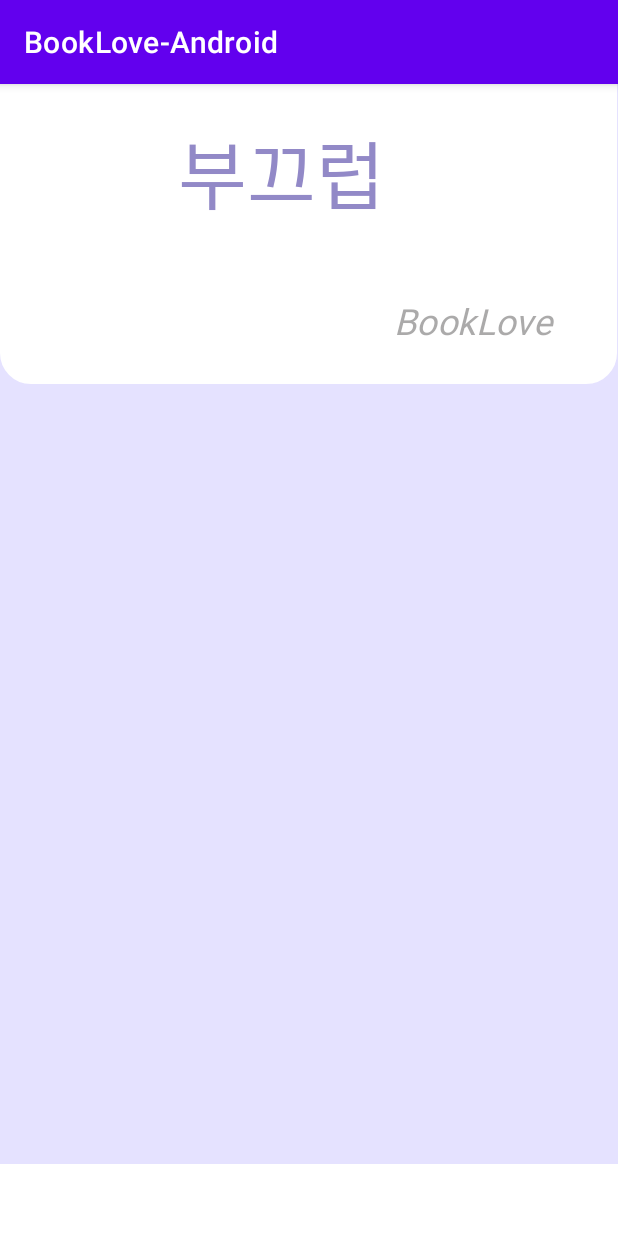
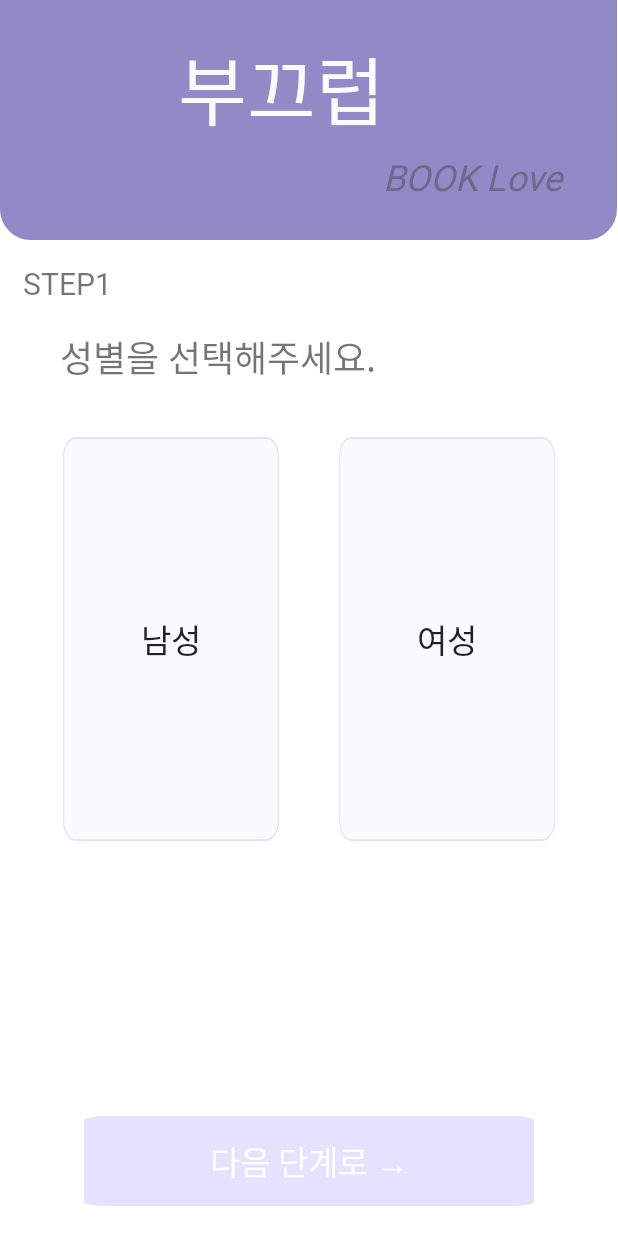
Before and after one commit to moonyy7012/Book_Love_Project, an Android app: the CollectActivity screen opened directly, with no data from a screen before it, on a phone screen of 412 x 824 dp. Run offline under Robolectric (Android 15) with nearby library versions, the phone set to English and light mode, and no system bars.

Commit message:
안드로이드 유저 정보 수집 UI 진행중

```diff
--- a/BookLoveAndroid/app/src/main/java/com/moon/booklove_android/activity/CollectActivity.kt
+++ b/BookLoveAndroid/app/src/main/java/com/moon/booklove_android/activity/CollectActivity.kt
@@ -2,7 +2,10 @@ package com.moon.booklove_android.activity
 
 import android.os.Bundle
 import androidx.appcompat.app.AppCompatActivity
+import com.google.android.material.tabs.TabLayoutMediator
+import com.moon.booklove_android.R
 import com.moon.booklove_android.databinding.ActivityCollectBinding
+import com.moon.booklove_android.fragment.CollectGenderFragment
 
 class CollectActivity : AppCompatActivity() {
 
@@ -10,6 +13,10 @@ class CollectActivity : AppCompatActivity() {
         super.onCreate(savedInstanceState)
         val binding = ActivityCollectBinding.inflate(layoutInflater)
         setContentView(binding.root)
+
+        val transaction = supportFragmentManager.beginTransaction().replace(R.id.frameLayout, CollectGenderFragment())
+        transaction.commit()
+
     }
 
 
--- /dev/null
+++ b/BookLoveAndroid/app/src/main/java/com/moon/booklove_android/fragment/CollectGenderFragment.kt
@@ -0,0 +1,29 @@
+package com.moon.booklove_android.fragment
+
+import android.os.Bundle
+import android.view.LayoutInflater
+import android.view.View
+import android.view.ViewGroup
+import androidx.fragment.app.Fragment
+import com.moon.booklove_android.databinding.FragmentCollectGenderBinding
+
+class CollectGenderFragment  : Fragment(){
+    private lateinit var binding: FragmentCollectGenderBinding
+
+    override fun onCreate(savedInstanceState: Bundle?) {
+        super.onCreate(savedInstanceState)
+    }
+
+    override fun onCreateView(
+        inflater: LayoutInflater, container: ViewGroup?,
+        savedInstanceState: Bundle?
+    ): View {
+        binding = FragmentCollectGenderBinding.inflate(inflater, container, false)
+        return binding.root
+    }
+
+    override fun onViewCreated(view: View, savedInstanceState: Bundle?) {
+        super.onViewCreated(view, savedInstanceState)
+
+    }
+}
--- /dev/null
+++ b/BookLoveAndroid/app/src/main/res/drawable-v24/dark_box_rectangle.xml
@@ -0,0 +1,47 @@
+<?xml version="1.0" encoding="utf-8"?>
+
+<vector
+xmlns:android="http://schemas.android.com/apk/res/android"
+xmlns:aapt="http://schemas.android.com/aapt"
+android:width="341dp"
+android:height="416dp"
+android:viewportWidth="341"
+android:viewportHeight="416"
+    >
+
+<group>
+
+    <clip-path
+        android:pathData="M20 0H321C332.046 0 341 8.95431 341 20V396C341 407.046 332.046 416 321 416H20C8.95431 416 0 407.046 0 396V20C0 8.95431 8.95431 0 20 0Z"
+        />
+
+    <group
+        android:translateX="1.447"
+        android:translateY="-0.125"
+        android:pivotX="170.5"
+        android:pivotY="208"
+        android:scaleX="3.781"
+        android:scaleY="3.781"
+        android:rotation="90"
+        >
+
+        <path
+            android:pathData="M0 0V416H341V0"
+            android:fillColor="@color/light_purple"
+            >
+
+
+
+        </path>
+
+    </group>
+
+    <path
+        android:pathData="M20 0H321C332.046 0 341 8.95431 341 20V396C341 407.046 332.046 416 321 416H20C8.95431 416 0 407.046 0 396V20C0 8.95431 8.95431 0 20 0Z"
+        android:strokeWidth="4"
+        android:strokeColor="@color/light_purple"
+        />
+
+</group>
+
+</vector>
--- /dev/null
+++ b/BookLoveAndroid/app/src/main/res/drawable-v24/light_box_rectangle.xml
@@ -0,0 +1,47 @@
+<?xml version="1.0" encoding="utf-8"?>
+
+<vector
+xmlns:android="http://schemas.android.com/apk/res/android"
+xmlns:aapt="http://schemas.android.com/aapt"
+android:width="341dp"
+android:height="416dp"
+android:viewportWidth="341"
+android:viewportHeight="416"
+    >
+
+<group>
+
+    <clip-path
+        android:pathData="M20 0H321C332.046 0 341 8.95431 341 20V396C341 407.046 332.046 416 321 416H20C8.95431 416 0 407.046 0 396V20C0 8.95431 8.95431 0 20 0Z"
+        />
+
+    <group
+        android:translateX="1.447"
+        android:translateY="-0.125"
+        android:pivotX="170.5"
+        android:pivotY="208"
+        android:scaleX="3.781"
+        android:scaleY="3.781"
+        android:rotation="90"
+        >
+
+        <path
+            android:pathData="M0 0V416H341V0"
+            android:fillColor="@color/dark_white"
+            >
+
+
+
+        </path>
+
+    </group>
+
+    <path
+        android:pathData="M20 0H321C332.046 0 341 8.95431 341 20V396C341 407.046 332.046 416 321 416H20C8.95431 416 0 407.046 0 396V20C0 8.95431 8.95431 0 20 0Z"
+        android:strokeWidth="4"
+        android:strokeColor="@color/light_purple"
+        />
+
+</group>
+
+</vector>
--- a/BookLoveAndroid/app/src/main/res/drawable-v24/selected_dot.xml
+++ b/BookLoveAndroid/app/src/main/res/drawable-v24/selected_dot.xml
@@ -6,7 +6,7 @@
             android:shape="ring"
             android:thickness="8dp"
             android:useLevel="false">
-            <solid android:color="@color/purple_200"/>
+            <solid android:color="@color/dark_purple"/>
         </shape>
     </item>
 </layer-list>
--- a/BookLoveAndroid/app/src/main/res/drawable/complete_rectangle.xml
+++ b/BookLoveAndroid/app/src/main/res/drawable/complete_rectangle.xml
@@ -25,8 +25,7 @@
             >
 
             <path
-                android:pathData="M0 0V64H277V0"
-                android:fillColor="#F0F1B3">
+                android:pathData="M0 0V64H277V0">
             </path>
 
         </group>
@@ -34,8 +33,8 @@
         <path
             android:pathData="M20 0H257C268.046 0 277 8.95431 277 20V44C277 55.0457 268.046 64 257 64H20C8.95431 64 0 55.0457 0 44V20C0 8.95431 8.95431 0 20 0Z"
             android:strokeWidth="4"
-            android:strokeColor="#9289C7"
-            android:fillColor="#9289C7"
+            android:strokeColor="@color/dark_purple"
+            android:fillColor="@color/dark_purple"
             />
 
     </group>
--- a/BookLoveAndroid/app/src/main/res/drawable/rectangle.xml
+++ b/BookLoveAndroid/app/src/main/res/drawable/rectangle.xml
@@ -38,7 +38,7 @@
             <path
                 android:pathData="M20 0H257C268.046 0 277 8.95431 277 20V44C277 55.0457 268.046 64 257 64H20C8.95431 64 0 55.0457 0 44V20C0 8.95431 8.95431 0 20 0Z"
                 android:strokeWidth="4"
-                android:strokeColor="#9289C7"
+                android:strokeColor="@color/dark_purple"
                 android:fillColor="#FFFFFF"
 
                 />
--- a/BookLoveAndroid/app/src/main/res/drawable/top_sheet_layout.xml
+++ b/BookLoveAndroid/app/src/main/res/drawable/top_sheet_layout.xml
@@ -2,11 +2,11 @@
 
 <shape xmlns:android="http://schemas.android.com/apk/res/android"
     android:shape="rectangle">
-    <solid android:color="#FFFFFF"/>
+    <solid android:color="@color/dark_purple"/>
     <corners android:bottomRightRadius="20dp"
         android:bottomLeftRadius="20dp"/>
     <stroke
         android:width="1dp"
-        android:color="#FFFFFF" />
+        android:color="@color/dark_purple" />
 
 </shape>
--- a/BookLoveAndroid/app/src/main/res/layout/activity_collect.xml
+++ b/BookLoveAndroid/app/src/main/res/layout/activity_collect.xml
@@ -4,13 +4,28 @@
     xmlns:tools="http://schemas.android.com/tools"
     android:layout_width="match_parent"
     android:layout_height="match_parent"
-    android:background="#E5E2FF"
     tools:context=".activity.CollectActivity">
+
+    <androidx.appcompat.widget.AppCompatButton
+        android:id="@+id/loginButton2"
+        android:layout_width="300dp"
+        android:layout_height="60dp"
+        android:layout_alignParentLeft="true"
+        android:layout_alignParentTop="true"
+        android:layout_marginBottom="20dp"
+        android:background="@drawable/dark_box_rectangle"
+        android:fontFamily="@font/kopubworld_dotum_medium"
+        android:text="@string/next_step"
+        android:textColor="@color/white"
+        android:textSize="22sp"
+        app:layout_constraintBottom_toBottomOf="parent"
+        app:layout_constraintEnd_toEndOf="parent"
+        app:layout_constraintStart_toStartOf="parent" />
 
     <RelativeLayout
         android:id="@+id/linearLayout2"
         android:layout_width="411dp"
-        android:layout_height="200dp"
+        android:layout_height="160dp"
         android:gravity="center"
         android:background="@drawable/top_sheet_layout"
         app:layout_constraintStart_toStartOf="parent"
@@ -24,8 +39,8 @@
             android:layout_marginLeft="112dp"
             android:fontFamily="@font/cafe24surround"
             android:gravity="center_horizontal|top"
-            android:text="부끄럽"
-            android:textColor="#9289C7"
+            android:text="@string/app_title_ko"
+            android:textColor="@color/dark_white"
             android:textSize="50sp"
             app:layout_constraintEnd_toEndOf="parent"
             app:layout_constraintHorizontal_bias="0.338"
@@ -39,11 +54,11 @@
             android:layout_below="@+id/some_id"
             android:layout_alignParentLeft="true"
             android:layout_marginLeft="219dp"
-            android:layout_marginTop="45dp"
+            android:layout_marginTop="5dp"
             android:fontFamily="@font/cafe24surround"
             android:gravity="center_horizontal|top"
-            android:text="BookLove"
-            android:textColor="#72434040"
+            android:text="@string/app_title"
+            android:textColor="@color/gray"
             android:textSize="24sp"
             android:textStyle="italic"
             app:layout_constraintEnd_toEndOf="parent"
@@ -54,23 +69,17 @@
 
     </RelativeLayout>
 
-    <androidx.viewpager.widget.ViewPager
-        android:id="@+id/photos_viewpager"
+
+    <FrameLayout
+        android:id="@+id/frameLayout"
         android:layout_width="match_parent"
-        android:layout_height="0dp"
-        app:layout_constraintBottom_toBottomOf="parent"
+        android:layout_height="460dp"
         app:layout_constraintEnd_toEndOf="parent"
         app:layout_constraintHorizontal_bias="0.0"
         app:layout_constraintStart_toStartOf="parent"
         app:layout_constraintTop_toBottomOf="@+id/linearLayout2">
 
-        <com.google.android.material.tabs.TabLayout
-            android:layout_width="match_parent"
-            android:layout_height="wrap_content"
-            android:layout_gravity="bottom"
-            app:tabBackground="@drawable/tab_selector"
-            app:tabGravity="center"
-            app:tabIndicatorHeight="0dp" />
-    </androidx.viewpager.widget.ViewPager>
+
+    </FrameLayout>
 
 </androidx.constraintlayout.widget.ConstraintLayout>
--- a/BookLoveAndroid/app/src/main/res/layout/activity_login.xml
+++ b/BookLoveAndroid/app/src/main/res/layout/activity_login.xml
@@ -4,7 +4,7 @@
     xmlns:tools="http://schemas.android.com/tools"
     android:layout_width="match_parent"
     android:layout_height="match_parent"
-    android:background="#FBFBFF"
+    android:background="@color/dark_white"
     tools:context=".activity.LoginActivity">
 
 
@@ -17,8 +17,8 @@
         android:layout_marginTop="40dp"
         android:fontFamily="@font/cafe24surround"
         android:gravity="center_horizontal|top"
-        android:text="BookLove"
-        android:textColor="#72434040"
+        android:text="@string/app_title"
+        android:textColor="@color/gray"
         android:textSize="24sp"
         android:textStyle="italic"
         app:layout_constraintEnd_toEndOf="parent"
@@ -32,11 +32,11 @@
         android:layout_height="wrap_content"
         android:layout_alignParentLeft="true"
         android:layout_alignParentTop="true"
-        android:layout_marginTop="120dp"
+        android:layout_marginTop="100dp"
         android:fontFamily="@font/cafe24surround"
         android:gravity="center_horizontal|top"
-        android:text="부끄럽"
-        android:textColor="#9289C7"
+        android:text="@string/app_title_ko"
+        android:textColor="@color/dark_purple"
         android:textSize="50sp"
         app:layout_constraintEnd_toEndOf="parent"
         app:layout_constraintHorizontal_bias="0.338"
@@ -55,7 +55,7 @@
         android:background="@drawable/rectangle"
         android:fontFamily="@font/kopubworld_dotum_medium"
         android:hint="   아이디"
-        android:textColorHint="#9289C7"
+        android:textColorHint="@color/dark_purple"
         android:textSize="20sp"
         app:layout_constraintEnd_toEndOf="parent"
         app:layout_constraintStart_toStartOf="parent"
@@ -73,7 +73,7 @@
         android:background="@drawable/rectangle"
         android:fontFamily="@font/kopubworld_dotum_medium"
         android:hint="   비밀번호"
-        android:textColorHint="#9289C7"
+        android:textColorHint="@color/dark_purple"
         android:textSize="20sp"
         app:layout_constraintEnd_toEndOf="parent"
         app:layout_constraintHorizontal_bias="0.504"
@@ -88,7 +88,7 @@
         android:layout_alignParentTop="true"
         android:layout_marginTop="15dp"
         android:background="@drawable/complete_rectangle"
-        android:text="로그인"
+        android:text="@string/logIn"
         android:textColor="#FFFFFF"
         android:textSize="22sp"
         android:fontFamily="@font/kopubworld_dotum_medium"
@@ -134,7 +134,7 @@
             android:layout_height="wrap_content"
             android:layout_marginHorizontal="30dp"
             android:fontFamily="@font/kopubworld_dotum_bold"
-            android:text="소셜 로그인"
+            android:text="@string/socialLogIn"
             android:textSize="15sp" />
 
         <View
--- /dev/null
+++ b/BookLoveAndroid/app/src/main/res/layout/fragment_collect_gender.xml
@@ -0,0 +1,71 @@
+<?xml version="1.0" encoding="utf-8"?>
+<androidx.constraintlayout.widget.ConstraintLayout xmlns:android="http://schemas.android.com/apk/res/android"
+    xmlns:app="http://schemas.android.com/apk/res-auto"
+    xmlns:tools="http://schemas.android.com/tools"
+    android:layout_width="match_parent"
+    android:layout_height="match_parent"
+    android:background="@color/white">
+
+
+    <TextView
+        android:id="@+id/textView5"
+        android:layout_width="wrap_content"
+        android:layout_height="wrap_content"
+        android:layout_marginStart="15dp"
+        android:layout_marginTop="15dp"
+        android:fontFamily="@font/cafe24surround"
+        android:text="@string/step1"
+        android:textSize="20sp"
+        app:layout_constraintStart_toStartOf="parent"
+        app:layout_constraintTop_toTopOf="parent" />
+
+    <TextView
+        android:id="@+id/textView3"
+        android:layout_width="wrap_content"
+        android:layout_height="wrap_content"
+        android:layout_marginStart="40dp"
+        android:layout_marginTop="60dp"
+        android:fontFamily="@font/kopubworld_dotum_bold"
+        android:text="@string/guide_gender"
+        android:textSize="24sp"
+        app:layout_constraintStart_toStartOf="parent"
+        app:layout_constraintTop_toTopOf="parent" />
+
+    <LinearLayout
+        android:id="@+id/linearLayout"
+        android:layout_width="match_parent"
+        android:layout_height="300dp"
+        android:layout_marginTop="20dp"
+        android:gravity="center"
+        app:layout_constraintStart_toStartOf="parent"
+        app:layout_constraintTop_toBottomOf="@+id/textView3">
+
+        <androidx.appcompat.widget.AppCompatButton
+            android:id="@+id/maleButton"
+            android:layout_width="144dp"
+            android:layout_height="269dp"
+            android:layout_alignParentLeft="true"
+            android:layout_alignParentTop="true"
+            android:layout_marginHorizontal="20dp"
+            android:background="@drawable/light_box_rectangle"
+            android:fontFamily="@font/kopubworld_dotum_medium"
+            android:text="@string/male"
+            android:textSize="22sp"
+            tools:layout_editor_absoluteX="40dp"
+            tools:layout_editor_absoluteY="231dp" />
+
+        <androidx.appcompat.widget.AppCompatButton
+            android:id="@+id/femaleButton"
+            android:layout_width="144dp"
+            android:layout_height="269dp"
+            android:layout_alignParentLeft="true"
+            android:layout_alignParentTop="true"
+            android:layout_marginHorizontal="20dp"
+            android:background="@drawable/light_box_rectangle"
+            android:fontFamily="@font/kopubworld_dotum_medium"
+            android:text="@string/female"
+            android:textSize="22sp"
+            tools:layout_editor_absoluteX="40dp"
+            tools:layout_editor_absoluteY="231dp" />
+    </LinearLayout>
+</androidx.constraintlayout.widget.ConstraintLayout>
--- a/BookLoveAndroid/app/src/main/res/values-night/themes.xml
+++ b/BookLoveAndroid/app/src/main/res/values-night/themes.xml
@@ -2,12 +2,8 @@
     <!-- Base application theme. -->
     <style name="Theme.BookLoveAndroid" parent="Theme.MaterialComponents.DayNight.DarkActionBar">
         <!-- Primary brand color. -->
-        <item name="colorPrimary">@color/purple_200</item>
-        <item name="colorPrimaryVariant">@color/purple_700</item>
         <item name="colorOnPrimary">@color/black</item>
         <!-- Secondary brand color. -->
-        <item name="colorSecondary">@color/teal_200</item>
-        <item name="colorSecondaryVariant">@color/teal_200</item>
         <item name="colorOnSecondary">@color/black</item>
         <!-- Status bar color. -->
         <item name="android:statusBarColor" tools:targetApi="l">?attr/colorPrimaryVariant</item>
--- a/BookLoveAndroid/app/src/main/res/values/colors.xml
+++ b/BookLoveAndroid/app/src/main/res/values/colors.xml
@@ -1,10 +1,10 @@
 <?xml version="1.0" encoding="utf-8"?>
 <resources>
-    <color name="purple_200">#FFBB86FC</color>
-    <color name="purple_500">#FF6200EE</color>
-    <color name="purple_700">#FF3700B3</color>
-    <color name="teal_200">#FF03DAC5</color>
-    <color name="teal_700">#FF018786</color>
     <color name="black">#FF000000</color>
+    <color name="gray">#72434040</color>
     <color name="white">#FFFFFFFF</color>
+    <color name="dark_white">#FBFBFF</color>
+    <color name="dark_purple">#9289C7</color>
+    <color name="light_purple">#E5E2FF</color>
+
 </resources>
--- a/BookLoveAndroid/app/src/main/res/values/strings.xml
+++ b/BookLoveAndroid/app/src/main/res/values/strings.xml
@@ -1,6 +1,16 @@
 <resources>
     <string name="app_name">BookLove-Android</string>
     <string name="app_title">BOOK Love</string>
+    <string name="app_title_ko">부끄럽</string>
     <string name="signUp"><u>회원가입</u></string>
+    <string name="logIn">로그인</string>
+    <string name="socialLogIn">소셜 로그인</string>
+    <string name="guide_gender">성별을 선택해주세요.</string>
+    <string name="male">남성</string>
+    <string name="female">여성</string>
+    <string name="step1">STEP1</string>
+    <string name="step2">STEP2</string>
+    <string name="step3">STEP3</string>
+    <string name="next_step">다음 단계로 →</string>
 
 </resources>
--- a/BookLoveAndroid/app/src/main/res/values/themes.xml
+++ b/BookLoveAndroid/app/src/main/res/values/themes.xml
@@ -2,15 +2,14 @@
     <!-- Base application theme. -->
     <style name="Theme.BookLoveAndroid" parent="Theme.MaterialComponents.DayNight.DarkActionBar">
         <!-- Primary brand color. -->
-        <item name="colorPrimary">@color/purple_500</item>
-        <item name="colorPrimaryVariant">@color/purple_700</item>
         <item name="colorOnPrimary">@color/white</item>
         <!-- Secondary brand color. -->
-        <item name="colorSecondary">@color/teal_200</item>
-        <item name="colorSecondaryVariant">@color/teal_700</item>
         <item name="colorOnSecondary">@color/black</item>
         <!-- Status bar color. -->
         <item name="android:statusBarColor" tools:targetApi="l">?attr/colorPrimaryVariant</item>
         <!-- Customize your theme here. -->
+        <item name="windowNoTitle">true</item>
+        <item name="android:windowFullscreen">true</item>
+
     </style>
 </resources>
```
